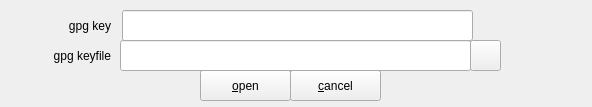
Before: the Qt Designer form plugins/gpg/mainwindow.ui in mhogomchungu/zuluCrypt, drawn with Qt 5.
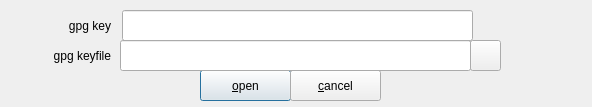
After: the same form once the commit is applied.

What changed in the file:
```diff
--- a/plugins/gpg/mainwindow.ui
+++ b/plugins/gpg/mainwindow.ui
@@ -38,10 +38,10 @@
      <string>&amp;open</string>
     </property>
     <property name="autoDefault">
-     <bool>false</bool>
+     <bool>true</bool>
     </property>
     <property name="default">
-     <bool>false</bool>
+     <bool>true</bool>
     </property>
    </widget>
    <widget class="QPushButton" name="pbCancel">
@@ -56,6 +56,9 @@
     <property name="text">
      <string>&amp;cancel</string>
     </property>
+    <property name="autoDefault">
+     <bool>true</bool>
+    </property>
    </widget>
    <widget class="QPushButton" name="pbKeyFile">
     <property name="geometry">
```
